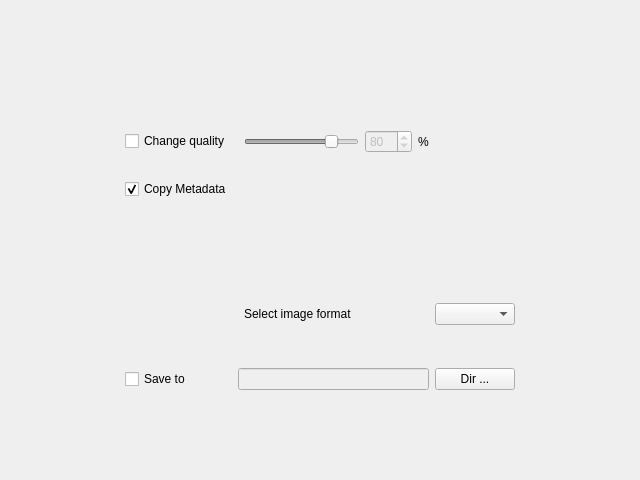
Old version of the form easyimagesizer3_gui/form.ui in the repository FalseCAM/EasyImageSizer3.
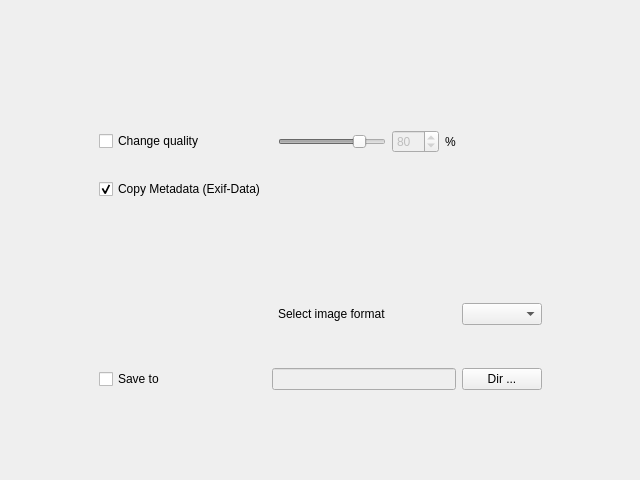
New version of the form.

Patch:
```diff
--- a/easyimagesizer3_gui/form.ui
+++ b/easyimagesizer3_gui/form.ui
@@ -204,7 +204,7 @@
    <item row="3" column="3">
     <widget class="QCheckBox" name="copyMetadataCheckBox">
      <property name="text">
-      <string>Copy Metadata</string>
+      <string>Copy Metadata (Exif-Data)</string>
      </property>
      <property name="checked">
       <bool>true</bool>
```
